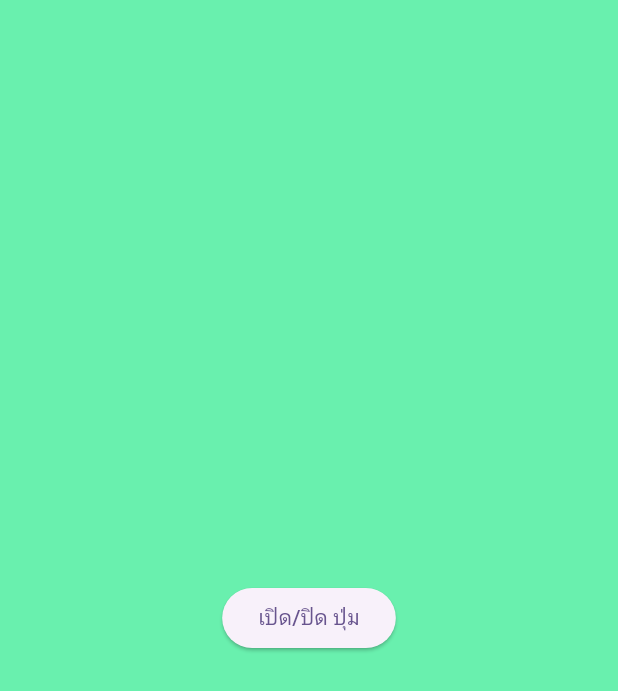
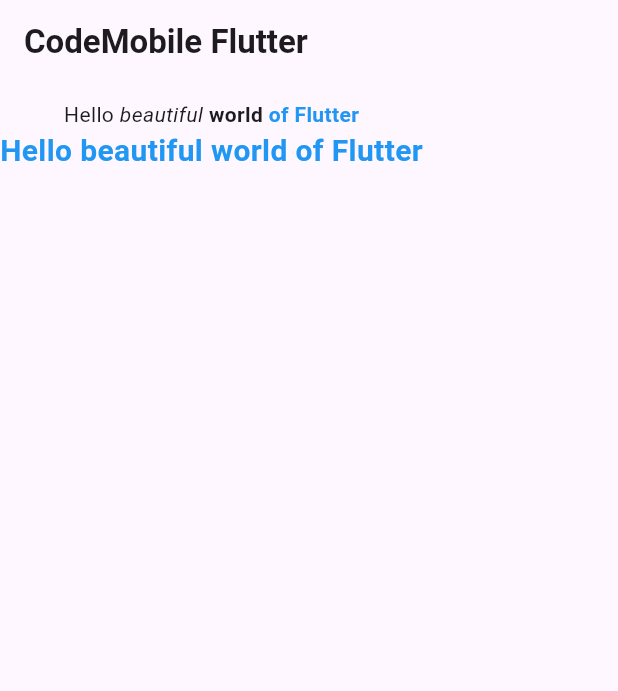
Before and after one commit to DevAiKaiSys/CMDev_Flutter, a Flutter app: the screen it shows after launch, on a phone screen of 412 x 824 dp. Shown: the top 691 px of the screen. Run offline on Flutter 3.47's test engine with Material 3 defaults, Android fonts, the phone set to English and light mode, and no system bars.

Commit message:
Flutter Online 2024 Ep.19 Text Widget

```diff
--- /dev/null
+++ b/Workshops/flutter_application/lib/lesson/ep19/my_text_widget.dart
@@ -0,0 +1,34 @@
+import 'package:flutter/material.dart';
+
+class MyTextWidget extends StatelessWidget {
+  const MyTextWidget({super.key});
+
+  @override
+  Widget build(BuildContext context) {
+    return const Column(
+      children: [
+        Text.rich(
+          TextSpan(
+            text: 'Hello', // default text style
+            children: <TextSpan>[
+              TextSpan(
+                  text: ' beautiful ',
+                  style: TextStyle(fontStyle: FontStyle.italic)),
+              TextSpan(
+                  text: 'world', style: TextStyle(fontWeight: FontWeight.bold)),
+              TextSpan(
+                  text: ' of Flutter',
+                  style: TextStyle(
+                      fontWeight: FontWeight.bold, color: Colors.blue)),
+            ],
+          ),
+        ),
+        Text(
+          'Hello beautiful world of Flutter',
+          style: TextStyle(
+              fontWeight: FontWeight.bold, color: Colors.blue, fontSize: 20),
+        ),
+      ],
+    );
+  }
+}
--- a/Workshops/flutter_application/lib/main.dart
+++ b/Workshops/flutter_application/lib/main.dart
@@ -1,5 +1,5 @@
 import 'package:flutter/material.dart';
-import 'package:flutter_application/lesson/my_stateful.dart';
+import 'package:flutter_application/screens/home_screen.dart';
 
 void main() {
   runApp(const MyApp());
@@ -32,7 +32,7 @@
         colorScheme: ColorScheme.fromSeed(seedColor: Colors.deepPurple),
         useMaterial3: true,
       ),
-      home: const MyStatefulWidget(),
+      home: const HomeScreen(),
     );
   }
 }
--- /dev/null
+++ b/Workshops/flutter_application/lib/screens/home_screen.dart
@@ -0,0 +1,23 @@
+import 'package:flutter/material.dart';
+import 'package:flutter_application/lesson/ep19/my_text_widget.dart';
+
+class HomeScreen extends StatelessWidget {
+  const HomeScreen({super.key});
+
+  @override
+  Widget build(BuildContext context) {
+    return Scaffold(
+      appBar: AppBar(
+          title: const Text(
+        'CodeMobile Flutter',
+        style: TextStyle(fontWeight: FontWeight.bold),
+      )),
+      body: const SingleChildScrollView(
+        padding: EdgeInsets.symmetric(vertical: 10),
+        child: Column(
+          children: [MyTextWidget()],
+        ),
+      ),
+    );
+  }
+}
```
